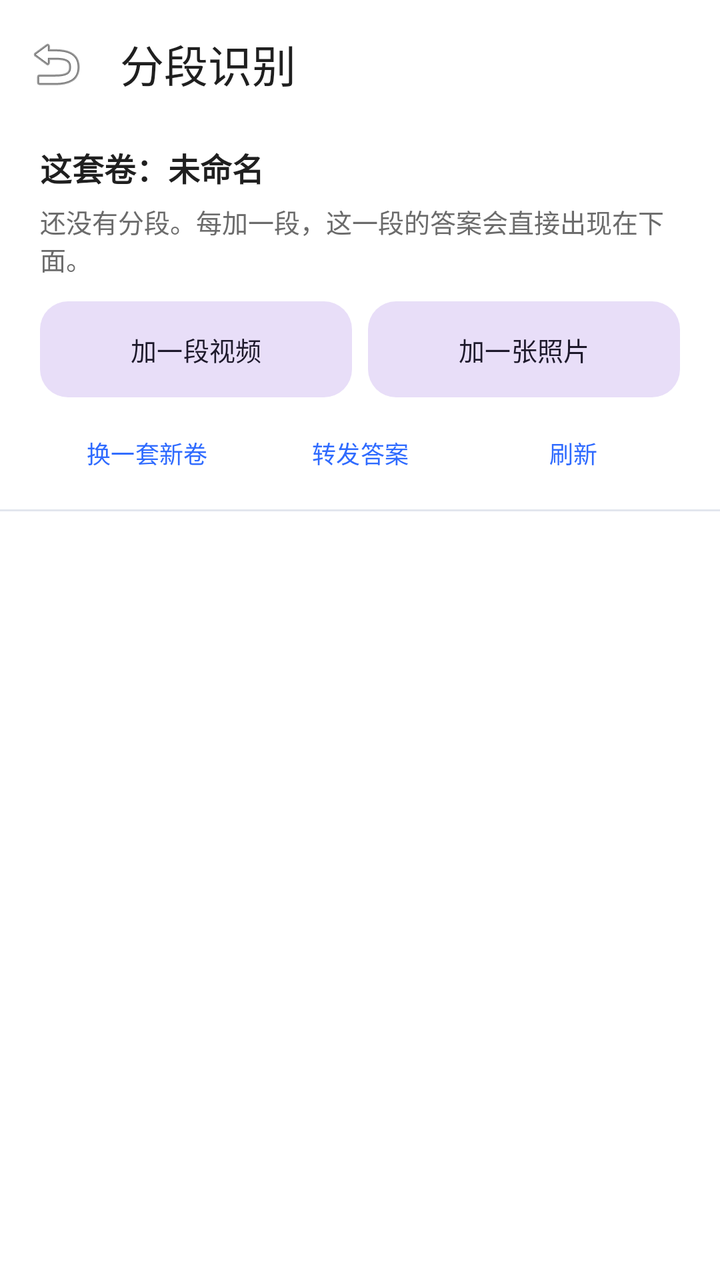
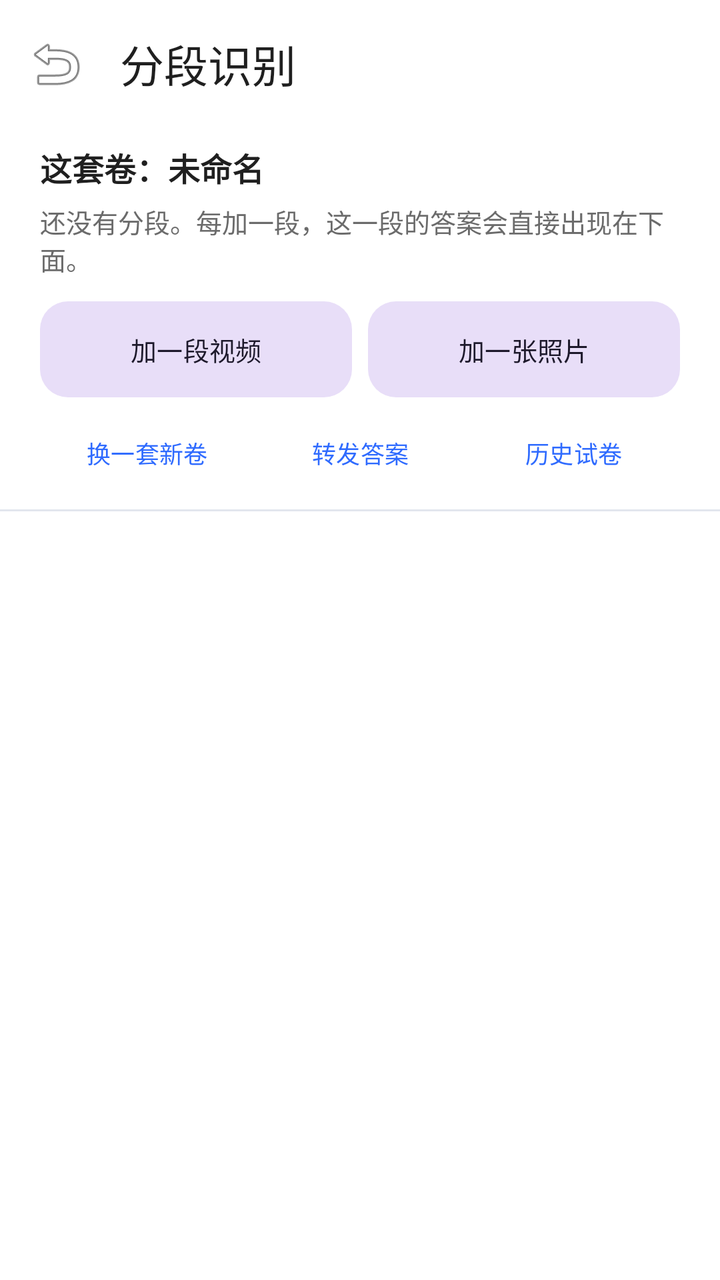

Two renders of the same Android screen: before a commit and after it. Below are the layout's source before the change and the commit's diff.
<!-- AndroidManifest.xml: application theme Theme.VideoQuiz -->
<!-- res/layout/activity_paper.xml -->
<?xml version="1.0" encoding="utf-8"?>
<LinearLayout xmlns:android="http://schemas.android.com/apk/res/android"
    xmlns:app="http://schemas.android.com/apk/res-auto"
    android:layout_width="match_parent"
    android:layout_height="match_parent"
    android:background="@color/surface"
    android:orientation="vertical">

    <com.google.android.material.appbar.MaterialToolbar
        android:id="@+id/toolbar"
        android:layout_width="match_parent"
        android:layout_height="?attr/actionBarSize"
        android:background="@color/surface"
        app:navigationIcon="@android:drawable/ic_menu_revert"
        app:title="分段识别"
        app:titleTextColor="@color/onSurface" />

    <LinearLayout
        android:layout_width="match_parent"
        android:layout_height="wrap_content"
        android:orientation="vertical"
        android:paddingHorizontal="20dp"
        android:paddingTop="8dp">

        <TextView
            android:id="@+id/tvPaper"
            android:layout_width="match_parent"
            android:layout_height="wrap_content"
            android:text="这套卷：未命名"
            android:textColor="@color/onSurface"
            android:textSize="16sp"
            android:textStyle="bold" />

        <TextView
            android:id="@+id/tvSummary"
            android:layout_width="match_parent"
            android:layout_height="wrap_content"
            android:layout_marginTop="6dp"
            android:text="还没有分段。每加一段，这一段的答案会直接出现在下面。"
            android:textColor="@color/onSurfaceVariant"
            android:textSize="13sp" />

        <LinearLayout
            android:layout_width="match_parent"
            android:layout_height="wrap_content"
            android:layout_marginTop="12dp"
            android:orientation="horizontal">

            <com.google.android.material.button.MaterialButton
                android:id="@+id/btnAddVideo"
                style="@style/Widget.Material3.Button.TonalButton"
                android:layout_width="0dp"
                android:layout_height="48dp"
                android:layout_weight="1"
                android:insetTop="0dp"
                android:insetBottom="0dp"
                android:text="加一段视频"
                android:textSize="13sp"
                app:cornerRadius="14dp" />

            <com.google.android.material.button.MaterialButton
                android:id="@+id/btnAddPhoto"
                style="@style/Widget.Material3.Button.TonalButton"
                android:layout_width="0dp"
                android:layout_height="48dp"
                android:layout_marginStart="8dp"
                android:layout_weight="1"
                android:insetTop="0dp"
                android:insetBottom="0dp"
                android:text="加一张照片"
                android:textSize="13sp"
                app:cornerRadius="14dp" />
        </LinearLayout>

        <LinearLayout
            android:layout_width="match_parent"
            android:layout_height="wrap_content"
            android:layout_marginTop="8dp"
            android:orientation="horizontal">

            <com.google.android.material.button.MaterialButton
                android:id="@+id/btnNewPaper"
                style="@style/Widget.Material3.Button.TextButton"
                android:layout_width="0dp"
                android:layout_height="40dp"
                android:layout_weight="1"
                android:insetTop="0dp"
                android:insetBottom="0dp"
                android:text="换一套新卷"
                android:textSize="12sp" />

            <com.google.android.material.button.MaterialButton
                android:id="@+id/btnShare"
                style="@style/Widget.Material3.Button.TextButton"
                android:layout_width="0dp"
                android:layout_height="40dp"
                android:layout_weight="1"
                android:insetTop="0dp"
                android:insetBottom="0dp"
                android:text="转发答案"
                android:textSize="12sp" />

            <com.google.android.material.button.MaterialButton
                android:id="@+id/btnRefresh"
                style="@style/Widget.Material3.Button.TextButton"
                android:layout_width="0dp"
                android:layout_height="40dp"
                android:layout_weight="1"
                android:insetTop="0dp"
                android:insetBottom="0dp"
                android:text="刷新"
                android:textSize="12sp" />
        </LinearLayout>
    </LinearLayout>

    <View
        android:layout_width="match_parent"
        android:layout_height="1dp"
        android:layout_marginTop="8dp"
        android:background="@color/outlineVariant" />

    <ScrollView
        android:id="@+id/scroll"
        android:layout_width="match_parent"
        android:layout_height="0dp"
        android:layout_weight="1"
        android:paddingHorizontal="20dp"
        android:paddingTop="12dp"
        android:paddingBottom="24dp"
        android:scrollbars="vertical">

        <LinearLayout
            android:id="@+id/answerList"
            android:layout_width="match_parent"
            android:layout_height="wrap_content"
            android:orientation="vertical" />
    </ScrollView>
</LinearLayout>
<!-- resources referenced by this layout -->
<resources>
  <color name="onSurface">#1F1F1F</color>
  <color name="onSurfaceVariant">#6B6B6B</color>
  <color name="outlineVariant">#E2E6EE</color>
  <color name="surface">#FFFFFF</color>
  <style name="Theme.VideoQuiz" parent="Theme.Material3.Light.NoActionBar">
          <item name="colorPrimary">@color/brand</item>
          <item name="colorOnPrimary">#FFFFFF</item>
          <item name="colorSurface">@color/surface</item>
          <item name="android:statusBarColor">@color/surface</item>
          <item name="android:windowLightStatusBar">true</item>
      </style>
  <color name="brand">#2F6BFF</color>
</resources>

<!-- the commit's change to res/layout/activity_paper.xml (unified diff, before → after) -->
@@ -101,16 +101,17 @@
                 android:textSize="12sp" />
 
             <com.google.android.material.button.MaterialButton
-                android:id="@+id/btnRefresh"
+                android:id="@+id/btnHistory"
                 style="@style/Widget.Material3.Button.TextButton"
                 android:layout_width="0dp"
                 android:layout_height="40dp"
                 android:layout_weight="1"
                 android:insetTop="0dp"
                 android:insetBottom="0dp"
-                android:text="刷新"
+                android:maxLines="1"
+                android:text="历史试卷"
                 android:textSize="12sp" />
-        </LinearLayout>
+    </LinearLayout>
     </LinearLayout>
 
     <View
